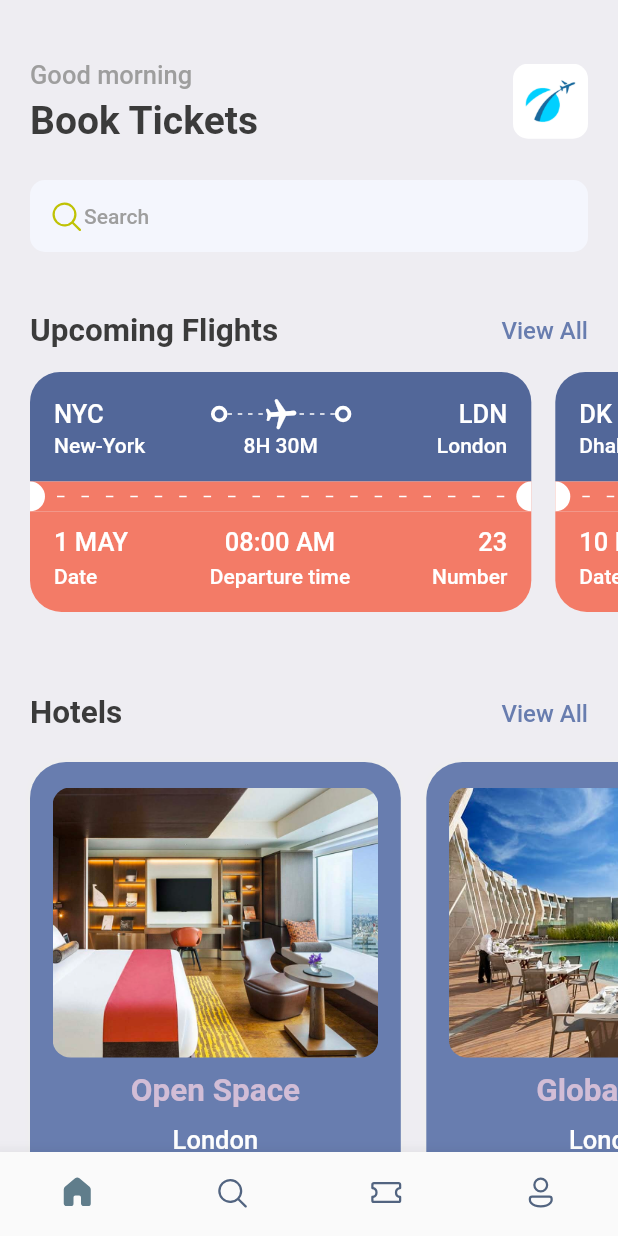
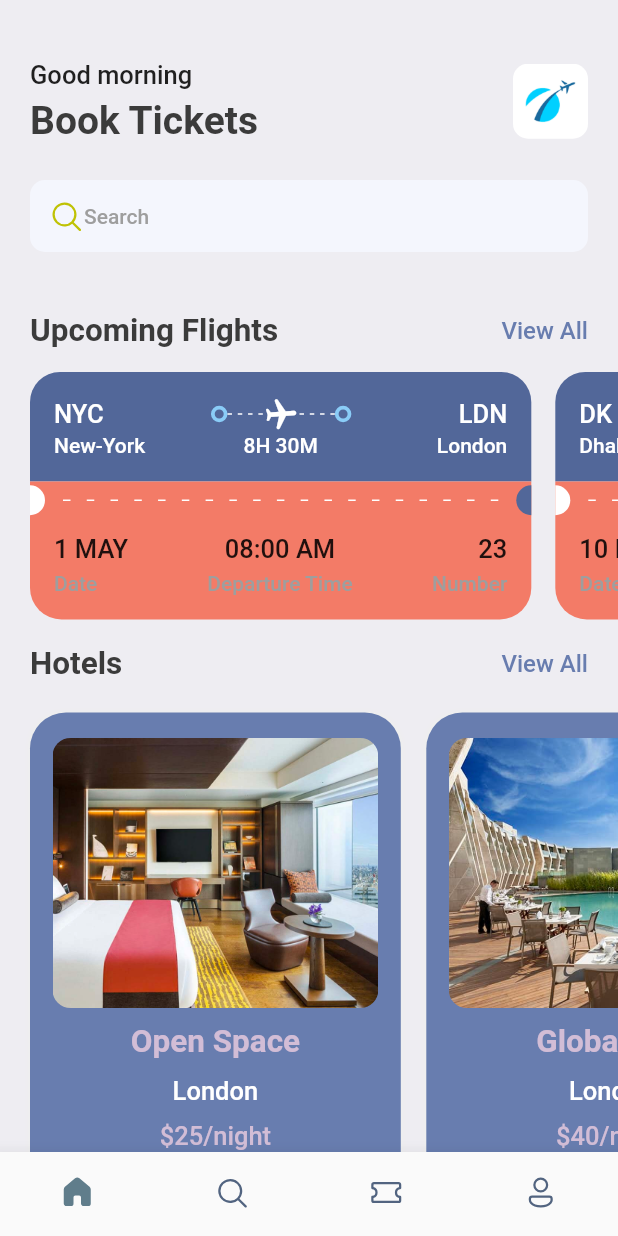
Before and after one commit to supertgo/ticket-booking, a Flutter app: the screen it shows after launch, on a phone screen of 412 x 824 dp. Run offline on Flutter 3.47's test engine with Material 2 defaults, Android fonts, the phone set to English and light mode, and no system bars; our stand-ins replace fluentui_icons, gap, get.

Commit message:
feat(ticket): add reusable widgets to handle with ticket screen

```diff
--- a/lib/screens/botton_bar.dart
+++ b/lib/screens/botton_bar.dart
@@ -4,6 +4,7 @@ import 'package:flutter/src/widgets/container.dart';
 import 'package:flutter/src/widgets/framework.dart';
 import 'package:ticket_booking/screens/home_screen.dart';
 import 'package:ticket_booking/screens/search_screen.dart';
+import 'package:ticket_booking/screens/ticket_screen.dart';
 
 class BottomBar extends StatefulWidget {
   const BottomBar({super.key});
@@ -17,7 +18,7 @@ class _BottomBarState extends State<BottomBar> {
   static final List<Widget> _widgetOptions = <Widget>[
     const HomeScreen(),
     const SearchScren(),
-    const Text('Tickets'),
+    const TicketScreen(),
     const Text('Profile'),
   ];
 
--- a/lib/screens/ticket_view.dart
+++ b/lib/screens/ticket_view.dart
@@ -2,28 +2,34 @@ import 'package:flutter/material.dart';
 import 'package:flutter/src/widgets/container.dart';
 import 'package:flutter/src/widgets/framework.dart';
 import 'package:gap/gap.dart';
+import 'package:get/get_utils/get_utils.dart';
 import 'package:ticket_booking/utils/app_layout.dart';
 import 'package:ticket_booking/utils/app_styles.dart';
+import 'package:ticket_booking/widgets/column_layout.dart';
 import 'package:ticket_booking/widgets/thick_container.dart';
 
 class TicketView extends StatelessWidget {
   final Map<String, dynamic> ticket;
-  const TicketView({Key? key, required this.ticket}) : super(key: key);
+  final bool? isColor;
+  const TicketView({Key? key, required this.ticket, this.isColor})
+      : super(key: key);
 
   @override
   Widget build(BuildContext context) {
     final size = AppLayout.getSize(context);
     return SizedBox(
       width: size.width * 0.85,
-      height: AppLayout.getHeight(200),
+      height: AppLayout.getHeight(GetPlatform.isAndroid == true ? 167 : 169),
       child: Container(
           margin: EdgeInsets.only(right: AppLayout.getHeight(16)),
           child: Column(
             children: [
               Container(
                   decoration: BoxDecoration(
-                      color: Color(0xFF526799),
-                      borderRadius: BorderRadius.only(
+                      color: isColor == null
+                          ? const Color(0xFF526799)
+                          : Colors.white,
+                      borderRadius: const BorderRadius.only(
                         topLeft: Radius.circular(20),
                         topRight: Radius.circular(20),
                       )),
@@ -33,11 +39,15 @@ class TicketView extends StatelessWidget {
                       children: [
                         Text(
                           ticket['from']['code'],
-                          style: Styles.headLineStyle3
-                              .copyWith(color: Colors.white),
+                          style: isColor == null
+                              ? Styles.headLineStyle3
+                                  .copyWith(color: Colors.white)
+                              : Styles.headLineStyle3,
                         ),
                         const Spacer(),
-                        const ThickContainer(),
+                        const ThickContainer(
+                          isColor: true,
+                        ),
                         Expanded(
                             child: Stack(children: [
                           SizedBox(
@@ -53,12 +63,15 @@ class TicketView extends StatelessWidget {
                                     children: List.generate(
                                       (constraints.constrainWidth() / 6)
                                           .floor(),
-                                      (index) => const SizedBox(
+                                      (index) => SizedBox(
                                         width: 3,
                                         height: 1,
                                         child: DecoratedBox(
                                           decoration: BoxDecoration(
-                                              color: Colors.white),
+                                            color: isColor == null
+                                                ? Colors.white
+                                                : Colors.grey.shade300,
+                                          ),
                                         ),
                                       ),
                                     ),
@@ -68,19 +81,25 @@ class TicketView extends StatelessWidget {
                           Center(
                             child: Transform.rotate(
                               angle: 1.5,
-                              child: const Icon(
+                              child: Icon(
                                 Icons.local_airport_rounded,
-                                color: Colors.white,
+                                color: isColor == null
+                                    ? Colors.white
+                                    : const Color(0xFF8ACCF7),
                               ),
                             ),
                           ),
                         ])),
-                        const ThickContainer(),
+                        const ThickContainer(
+                          isColor: true,
+                        ),
                         const Spacer(),
                         Text(
                           ticket['to']['code'],
-                          style: Styles.headLineStyle3
-                              .copyWith(color: Colors.white),
+                          style: isColor == null
+                              ? Styles.headLineStyle3
+                                  .copyWith(color: Colors.white)
+                              : Styles.headLineStyle3,
                         ),
                       ],
                     ),
@@ -92,29 +111,35 @@ class TicketView extends StatelessWidget {
                           width: AppLayout.getWidth(100),
                           child: Text(
                             ticket['from']['name'],
-                            style: Styles.headLineStyle4
-                                .copyWith(color: Colors.white),
+                            style: isColor == null
+                                ? Styles.headLineStyle4
+                                    .copyWith(color: Colors.white)
+                                : Styles.headLineStyle4,
                           ),
                         ),
                         Text(
                           ticket['flying_time'],
-                          style: Styles.headLineStyle4
-                              .copyWith(color: Colors.white),
+                          style: isColor == null
+                              ? Styles.headLineStyle4
+                                  .copyWith(color: Colors.white)
+                              : Styles.headLineStyle4,
                         ),
                         SizedBox(
                           width: AppLayout.getWidth(100),
                           child: Text(
                             ticket['to']['name'],
                             textAlign: TextAlign.end,
-                            style: Styles.headLineStyle4
-                                .copyWith(color: Colors.white),
+                            style: isColor == null
+                                ? Styles.headLineStyle4
+                                    .copyWith(color: Colors.white)
+                                : Styles.headLineStyle4,
                           ),
                         ),
                       ],
                     ),
                   ])),
               Container(
-                  color: Styles.orangeColor,
+                  color: isColor == null ? Styles.orangeColor : Colors.white,
                   child: Row(
                     children: [
                       SizedBox(
@@ -122,7 +147,9 @@ class TicketView extends StatelessWidget {
                         width: AppLayout.getWidth(10),
                         child: DecoratedBox(
                           decoration: BoxDecoration(
-                            color: Colors.white,
+                            color: isColor == null
+                                ? Colors.white
+                                : Colors.grey.shade200,
                             borderRadius: BorderRadius.only(
                               topRight:
                                   Radius.circular(AppLayout.getHeight(10)),
@@ -134,7 +161,7 @@ class TicketView extends StatelessWidget {
                       ),
                       Expanded(
                         child: Padding(
-                          padding: const EdgeInsets.all(8.0),
+                          padding: const EdgeInsets.all(12.0),
                           child: LayoutBuilder(
                             builder:
                                 (BuildContext, BoxConstraints constraints) {
@@ -145,12 +172,14 @@ class TicketView extends StatelessWidget {
                                 mainAxisSize: MainAxisSize.max,
                                 children: List.generate(
                                   (constraints.constrainWidth() / 15).floor(),
-                                  (index) => const SizedBox(
+                                  (index) => SizedBox(
                                     width: 5,
                                     height: 1,
                                     child: DecoratedBox(
                                       decoration: BoxDecoration(
-                                        color: Colors.white,
+                                        color: isColor == null
+                                            ? Colors.white
+                                            : Colors.grey.shade300,
                                       ),
                                     ),
                                   ),
@@ -165,7 +194,9 @@ class TicketView extends StatelessWidget {
                         width: AppLayout.getWidth(10),
                         child: DecoratedBox(
                           decoration: BoxDecoration(
-                            color: Colors.white,
+                            color: isColor == null
+                                ? const Color(0xFF526799)
+                                : Colors.white,
                             borderRadius: BorderRadius.only(
                               topLeft: Radius.circular(AppLayout.getHeight(10)),
                               bottomLeft:
@@ -178,10 +209,15 @@ class TicketView extends StatelessWidget {
                   )),
               Container(
                   decoration: BoxDecoration(
-                      color: Styles.orangeColor,
+                      color:
+                          isColor == null ? Styles.orangeColor : Colors.white,
                       borderRadius: BorderRadius.only(
-                        bottomLeft: Radius.circular(AppLayout.getHeight(21)),
-                        bottomRight: Radius.circular(AppLayout.getHeight(21)),
+                        bottomLeft: Radius.circular(
+                          isColor == null ? AppLayout.getHeight(21) : 0,
+                        ),
+                        bottomRight: Radius.circular(
+                          isColor == null ? AppLayout.getHeight(21) : 0,
+                        ),
                       )),
                   padding: const EdgeInsets.only(
                       left: 16, top: 10, right: 16, bottom: 16),
@@ -190,54 +226,24 @@ class TicketView extends StatelessWidget {
                       Row(
                         mainAxisAlignment: MainAxisAlignment.spaceBetween,
                         children: [
-                          Column(
-                            crossAxisAlignment: CrossAxisAlignment.start,
-                            children: [
-                              Text(
-                                ticket['date'],
-                                style: Styles.headLineStyle3
-                                    .copyWith(color: Colors.white),
-                              ),
-                              Gap(AppLayout.getHeight(5)),
-                              Text(
-                                'Date',
-                                style: Styles.headLineStyle4
-                                    .copyWith(color: Colors.white),
-                              )
-                            ],
+                          AppColumnLayout(
+                            firstText: ticket['date'],
+                            secondText: 'Date',
+                            alignment: CrossAxisAlignment.start,
+                            isColor: false,
                           ),
-                          Column(
-                            crossAxisAlignment: CrossAxisAlignment.center,
-                            children: [
-                              Text(
-                                ticket['departure_time'],
-                                style: Styles.headLineStyle3
-                                    .copyWith(color: Colors.white),
-                              ),
-                              Gap(AppLayout.getHeight(5)),
-                              Text(
-                                'Departure time',
-                                style: Styles.headLineStyle4
-                                    .copyWith(color: Colors.white),
-                              )
-                            ],
+                          AppColumnLayout(
+                            firstText: ticket['departure_time'],
+                            secondText: 'Departure Time',
+                            alignment: CrossAxisAlignment.center,
+                            isColor: false,
                           ),
-                          Column(
-                            crossAxisAlignment: CrossAxisAlignment.end,
-                            children: [
-                              Text(
-                                '${ticket['number']}',
-                                style: Styles.headLineStyle3
-                                    .copyWith(color: Colors.white),
-                              ),
-                              Gap(AppLayout.getHeight(5)),
-                              Text(
-                                'Number',
-                                style: Styles.headLineStyle4
-                                    .copyWith(color: Colors.white),
-                              )
-                            ],
-                          )
+                          AppColumnLayout(
+                            firstText: '${ticket['number']}',
+                            secondText: 'Number',
+                            alignment: CrossAxisAlignment.end,
+                            isColor: false,
+                          ),
                         ],
                       ),
                     ],
--- a/lib/utils/app_styles.dart
+++ b/lib/utils/app_styles.dart
@@ -14,8 +14,8 @@ class Styles {
       TextStyle(fontSize: 26, color: textColor, fontWeight: FontWeight.bold);
   static TextStyle headLineStyle2 =
       TextStyle(fontSize: 21, color: textColor, fontWeight: FontWeight.bold);
-  static TextStyle headLineStyle3 = TextStyle(
-      fontSize: 17, color: Colors.grey.shade500, fontWeight: FontWeight.w500);
+  static TextStyle headLineStyle3 =
+      TextStyle(fontSize: 17, fontWeight: FontWeight.w500);
   static TextStyle headLineStyle4 = TextStyle(
       fontSize: 14, color: Colors.grey.shade500, fontWeight: FontWeight.w500);
 }
--- /dev/null
+++ b/lib/widgets/column_layout.dart
@@ -0,0 +1,41 @@
+import 'package:flutter/material.dart';
+import 'package:flutter/src/widgets/container.dart';
+import 'package:flutter/src/widgets/framework.dart';
+import 'package:gap/gap.dart';
+import 'package:ticket_booking/utils/app_layout.dart';
+import 'package:ticket_booking/utils/app_styles.dart';
+
+class AppColumnLayout extends StatelessWidget {
+  final String firstText, secondText;
+  final CrossAxisAlignment alignment;
+  final bool? isColor;
+  const AppColumnLayout({
+    super.key,
+    required this.firstText,
+    required this.secondText,
+    required this.alignment,
+    this.isColor,
+  });
+
+  @override
+  Widget build(BuildContext context) {
+    return Column(
+      crossAxisAlignment: alignment,
+      children: [
+        Text(
+          firstText,
+          style: isColor == null
+              ? Styles.headLineStyle3.copyWith(color: Colors.white)
+              : Styles.headLineStyle3,
+        ),
+        Gap(AppLayout.getHeight(5)),
+        Text(
+          secondText,
+          style: isColor == null
+              ? Styles.headLineStyle4.copyWith(color: Colors.white)
+              : Styles.headLineStyle4,
+        ),
+      ],
+    );
+  }
+}
--- a/lib/widgets/thick_container.dart
+++ b/lib/widgets/thick_container.dart
@@ -3,7 +3,8 @@ import 'package:flutter/src/widgets/container.dart';
 import 'package:flutter/src/widgets/framework.dart';
 
 class ThickContainer extends StatelessWidget {
-  const ThickContainer({super.key});
+  final bool? isColor;
+  const ThickContainer({super.key, this.isColor});
 
   @override
   Widget build(BuildContext context) {
@@ -13,7 +14,7 @@ class ThickContainer extends StatelessWidget {
         borderRadius: BorderRadius.circular(20),
         border: Border.all(
           width: 2.5,
-          color: Colors.white,
+          color: isColor == null ? Colors.white : Color(0xFF8ACCF7),
         ),
       ),
     );
```
Also changed, not shown: lib/screens/search_screen.dart (+4 -36 lines), lib/screens/ticket_screen.dart (added, +76 -0 lines), lib/widgets/ticket_tabs.dart (added, +50 -0 lines).
